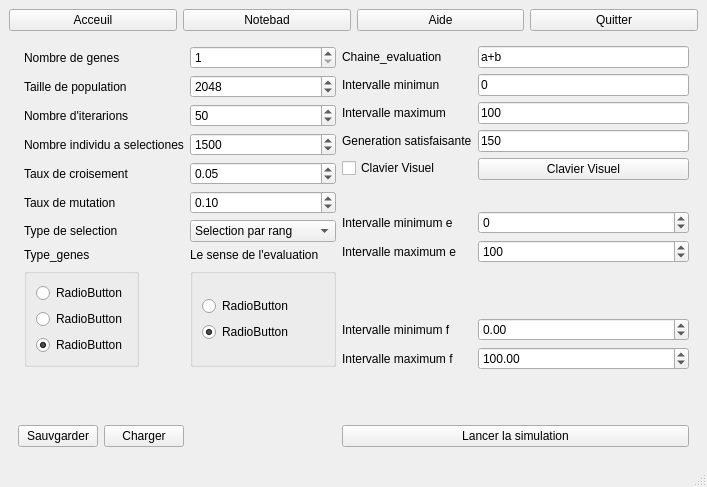
First picture: the form in AlgorithmeGenetique/OP/modelisationprblm.ui, repository AlgorithmeGenetiqueGenerique/Projet, before the edit.
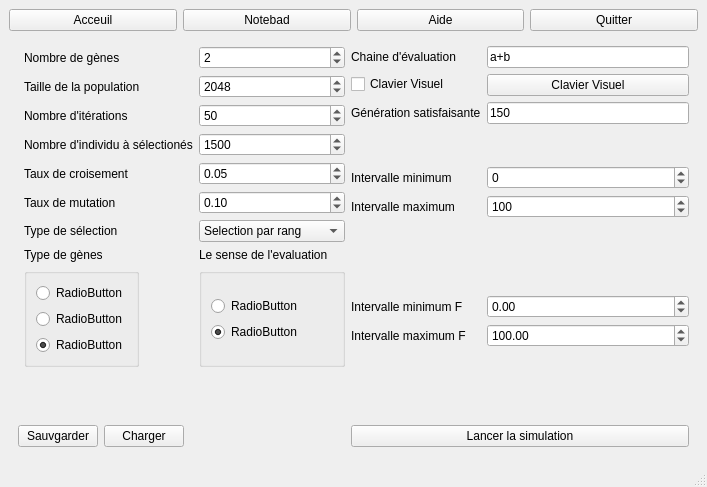
Second picture: the form after the edit.

The edit to the form file:
```diff
--- a/AlgorithmeGenetique/OP/modelisationprblm.ui
+++ b/AlgorithmeGenetique/OP/modelisationprblm.ui
@@ -93,14 +93,14 @@
           <item row="3" column="0">
            <widget class="QLabel" name="label_nombreG">
             <property name="text">
-             <string>Nombre de genes</string>
+             <string>Nombre de gènes</string>
             </property>
            </widget>
           </item>
           <item row="4" column="0">
            <widget class="QLabel" name="label_tailleP">
             <property name="text">
-             <string>Taille de population</string>
+             <string>Taille de la population</string>
             </property>
            </widget>
           </item>
@@ -120,7 +120,7 @@
           <item row="5" column="0">
            <widget class="QLabel" name="label_nombreI">
             <property name="text">
-             <string>Nombre d'iterarions</string>
+             <string>Nombre d'itérations</string>
             </property>
            </widget>
           </item>
@@ -140,7 +140,7 @@
           <item row="6" column="0">
            <widget class="QLabel" name="label_nombreIS">
             <property name="text">
-             <string>Nombre individu a selectiones</string>
+             <string>Nombre d'individu à sélectionés</string>
             </property>
            </widget>
           </item>
@@ -181,7 +181,7 @@
           <item row="9" column="0">
            <widget class="QLabel" name="label_typeS">
             <property name="text">
-             <string>Type de selection</string>
+             <string>Type de sélection</string>
             </property>
            </widget>
           </item>
@@ -207,7 +207,7 @@
           <item row="10" column="0">
            <widget class="QLabel" name="label_typeG">
             <property name="text">
-             <string>Type_genes</string>
+             <string>Type de gènes</string>
             </property>
            </widget>
           </item>
@@ -293,6 +293,12 @@
             <property name="maximum">
              <number>8</number>
             </property>
+            <property name="singleStep">
+             <number>1</number>
+            </property>
+            <property name="value">
+             <number>2</number>
+            </property>
            </widget>
           </item>
           <item row="6" column="1">
@@ -317,7 +323,7 @@
             <item row="4" column="0">
              <widget class="QLabel" name="label_chaineE">
               <property name="text">
-               <string>Chaine_evaluation</string>
+               <string>Chaine d'évaluation</string>
               </property>
              </widget>
             </item>
@@ -328,63 +334,28 @@
               </property>
              </widget>
             </item>
-            <item row="5" column="0">
-             <widget class="QLabel" name="label_intervalleMI">
-              <property name="text">
-               <string>Intervalle minimun</string>
-              </property>
-             </widget>
-            </item>
-            <item row="5" column="1">
-             <widget class="QLineEdit" name="lineEdit_2">
-              <property name="text">
-               <string>0</string>
-              </property>
-             </widget>
-            </item>
             <item row="6" column="0">
-             <widget class="QLabel" name="label_intervalleMA">
+             <widget class="QCheckBox" name="checkBox">
               <property name="text">
-               <string>Intervalle maximum</string>
+               <string>Clavier Visuel</string>
               </property>
              </widget>
             </item>
             <item row="6" column="1">
-             <widget class="QLineEdit" name="lineEdit_3">
+             <widget class="QPushButton" name="pushButton_14">
               <property name="text">
-               <string>100</string>
+               <string>Clavier Visuel</string>
               </property>
              </widget>
             </item>
             <item row="7" column="0">
              <widget class="QLabel" name="label_generationS">
               <property name="text">
-               <string>Generation satisfaisante</string>
-              </property>
-             </widget>
-            </item>
-            <item row="7" column="1">
-             <widget class="QLineEdit" name="lineEdit_4">
-              <property name="text">
-               <string>150</string>
-              </property>
-             </widget>
-            </item>
-            <item row="8" column="0">
-             <widget class="QCheckBox" name="checkBox">
-              <property name="text">
-               <string>Clavier Visuel</string>
+               <string>Génération satisfaisante</string>
               </property>
              </widget>
             </item>
             <item row="8" column="1">
-             <widget class="QPushButton" name="pushButton_14">
-              <property name="text">
-               <string>Clavier Visuel</string>
-              </property>
-             </widget>
-            </item>
-            <item row="9" column="1">
              <spacer name="verticalSpacer_5">
               <property name="orientation">
                <enum>Qt::Vertical</enum>
@@ -397,59 +368,14 @@
               </property>
              </spacer>
             </item>
-            <item row="12" column="1">
-             <spacer name="verticalSpacer">
-              <property name="orientation">
-               <enum>Qt::Vertical</enum>
+            <item row="9" column="0">
+             <widget class="QLabel" name="label_2">
+              <property name="text">
+               <string>Intervalle minimum </string>
               </property>
-              <property name="sizeHint" stdset="0">
-               <size>
-                <width>20</width>
-                <height>40</height>
-               </size>
-              </property>
-             </spacer>
+             </widget>
             </item>
-            <item row="13" column="1">
-             <spacer name="verticalSpacer_2">
-              <property name="orientation">
-               <enum>Qt::Vertical</enum>
-              </property>
-              <property name="sizeHint" stdset="0">
-               <size>
-                <width>20</width>
-                <height>40</height>
-               </size>
-              </property>
-             </spacer>
-            </item>
-            <item row="16" column="1">
-             <spacer name="verticalSpacer_3">
-              <property name="orientation">
-               <enum>Qt::Vertical</enum>
-              </property>
-              <property name="sizeHint" stdset="0">
-               <size>
-                <width>20</width>
-                <height>40</height>
-               </size>
-              </property>
-             </spacer>
-            </item>
-            <item row="17" column="1">
-             <spacer name="verticalSpacer_4">
-              <property name="orientation">
-               <enum>Qt::Vertical</enum>
-              </property>
-              <property name="sizeHint" stdset="0">
-               <size>
-                <width>20</width>
-                <height>40</height>
-               </size>
-              </property>
-             </spacer>
-            </item>
-            <item row="10" column="1">
+            <item row="9" column="1">
              <widget class="QSpinBox" name="spinBox_5">
               <property name="minimum">
                <number>-1000000</number>
@@ -459,7 +385,14 @@
               </property>
              </widget>
             </item>
-            <item row="11" column="1">
+            <item row="10" column="0">
+             <widget class="QLabel" name="label_3">
+              <property name="text">
+               <string>Intervalle maximum</string>
+              </property>
+             </widget>
+            </item>
+            <item row="10" column="1">
              <widget class="QSpinBox" name="spinBox_6">
               <property name="minimum">
                <number>-1000000</number>
@@ -472,7 +405,40 @@
               </property>
              </widget>
             </item>
-            <item row="14" column="1">
+            <item row="11" column="1">
+             <spacer name="verticalSpacer">
+              <property name="orientation">
+               <enum>Qt::Vertical</enum>
+              </property>
+              <property name="sizeHint" stdset="0">
+               <size>
+                <width>20</width>
+                <height>40</height>
+               </size>
+              </property>
+             </spacer>
+            </item>
+            <item row="12" column="1">
+             <spacer name="verticalSpacer_2">
+              <property name="orientation">
+               <enum>Qt::Vertical</enum>
+              </property>
+              <property name="sizeHint" stdset="0">
+               <size>
+                <width>20</width>
+                <height>40</height>
+               </size>
+              </property>
+             </spacer>
+            </item>
+            <item row="13" column="0">
+             <widget class="QLabel" name="label_4">
+              <property name="text">
+               <string>Intervalle minimum F</string>
+              </property>
+             </widget>
+            </item>
+            <item row="13" column="1">
              <widget class="QDoubleSpinBox" name="doubleSpinBox_3">
               <property name="minimum">
                <double>-1000000.000000000000000</double>
@@ -485,44 +451,56 @@
               </property>
              </widget>
             </item>
-            <item row="15" column="1">
-             <widget class="QDoubleSpinBox" name="doubleSpinBox_4">
-              <property name="minimum">
-               <double>-1000000.000000000000000</double>
-              </property>
-              <property name="maximum">
-               <double>1000000.000000000000000</double>
-              </property>
-              <property name="value">
-               <double>100.000000000000000</double>
-              </property>
-             </widget>
-            </item>
-            <item row="10" column="0">
-             <widget class="QLabel" name="label_2">
-              <property name="text">
-               <string>Intervalle minimum e</string>
-              </property>
-             </widget>
-            </item>
-            <item row="11" column="0">
-             <widget class="QLabel" name="label_3">
-              <property name="text">
-               <string>Intervalle maximum e</string>
-              </property>
-             </widget>
-            </item>
             <item row="14" column="0">
-             <widget class="QLabel" name="label_4">
-              <property name="text">
-               <string>Intervalle minimum f</string>
-              </property>
-             </widget>
-            </item>
-            <item row="15" column="0">
              <widget class="QLabel" name="label_5">
               <property name="text">
-               <string>Intervalle maximum f</string>
+               <string>Intervalle maximum F</string>
+              </property>
+             </widget>
+            </item>
+            <item row="14" column="1">
+             <widget class="QDoubleSpinBox" name="doubleSpinBox_4">
+              <property name="minimum">
+               <double>-1000000.000000000000000</double>
+              </property>
+              <property name="maximum">
+               <double>1000000.000000000000000</double>
+              </property>
+              <property name="value">
+               <double>100.000000000000000</double>
+              </property>
+             </widget>
+            </item>
+            <item row="15" column="1">
+             <spacer name="verticalSpacer_3">
+              <property name="orientation">
+               <enum>Qt::Vertical</enum>
+              </property>
+              <property name="sizeHint" stdset="0">
+               <size>
+                <width>20</width>
+                <height>40</height>
+               </size>
+              </property>
+             </spacer>
+            </item>
+            <item row="16" column="1">
+             <spacer name="verticalSpacer_4">
+              <property name="orientation">
+               <enum>Qt::Vertical</enum>
+              </property>
+              <property name="sizeHint" stdset="0">
+               <size>
+                <width>20</width>
+                <height>40</height>
+               </size>
+              </property>
+             </spacer>
+            </item>
+            <item row="7" column="1">
+             <widget class="QLineEdit" name="lineEdit_4">
+              <property name="text">
+               <string>150</string>
               </property>
              </widget>
             </item>
```
Left out of the diff: 14 changed lines with no effect on the pictures.
